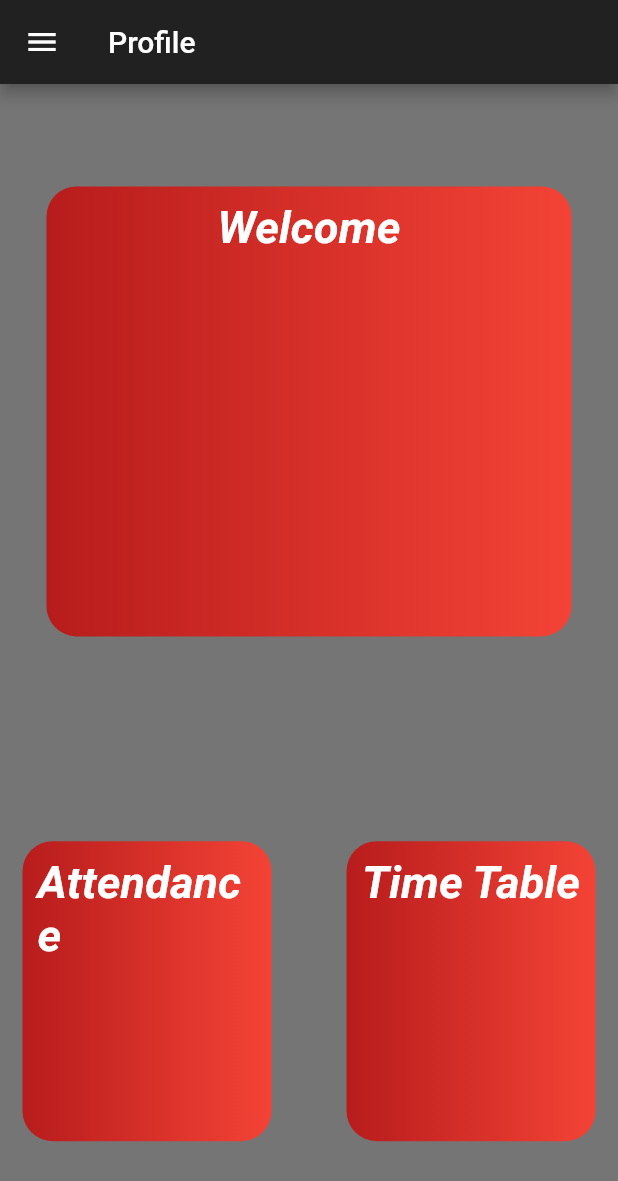
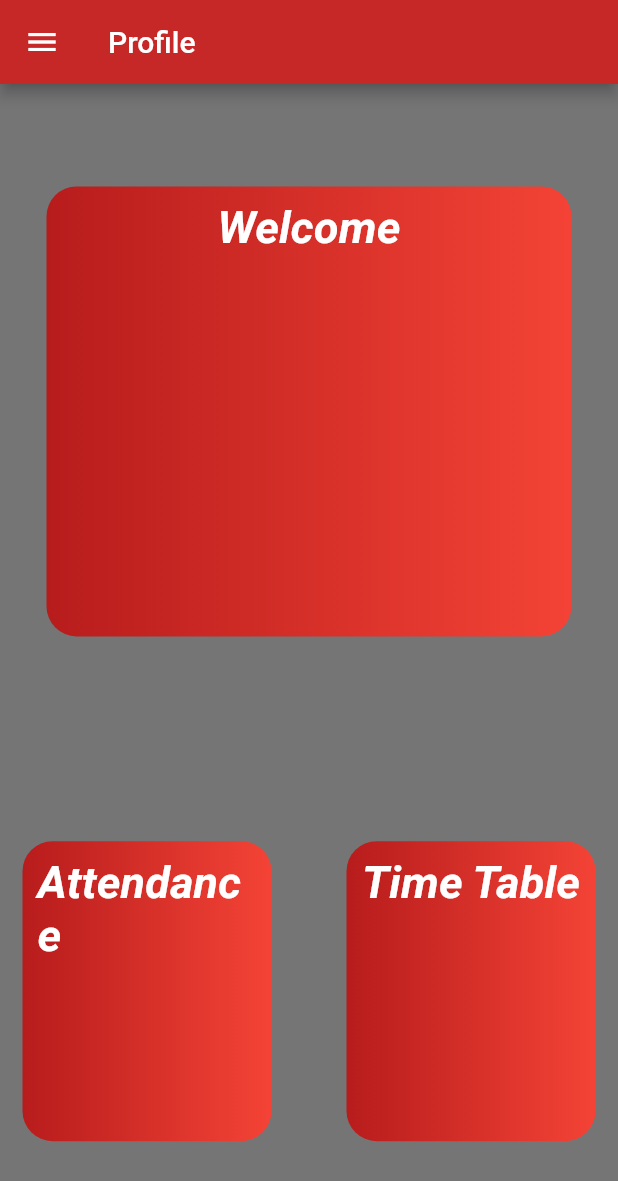
Before and after one commit to mayanktolani19/vitask-flutter, a Flutter app: the MenuDashboardPage screen opened directly with empty values, on a phone screen of 412 x 824 dp. Shown: the top 1181 px of the screen. Run offline on Flutter 3.47's test engine with Material 2 defaults, Android fonts, the phone set to English and light mode, and no system bars; our stand-ins replace animated_text_kit.

Commit message:
Added Drawer in Dashboard and BG Image

```diff
--- a/lib/main.dart
+++ b/lib/main.dart
@@ -1,8 +1,5 @@
 import 'package:flutter/material.dart';
-import 'package:vitask/screens/dashboard.dart';
 import 'screens/welcome_screen.dart';
-import 'screens/CustomPainterDemo.dart';
-import 'screens/custom_dropdown.dart';
 
 void main() => runApp(Vitask());
 
@@ -14,11 +11,11 @@ class Vitask extends StatelessWidget {
       title: 'VITask',
       theme: ThemeData.dark(),
       home: WelcomeScreen(),
-      routes: {
-        'welcome_screen': (context) => WelcomeScreen(),
-        'CustomPainterDemo': (context) => CustomPaintDemo(),
-        'custom_dropdown': (context) => CustomDropdown(),
-      },
+//      routes: {
+//        'welcome_screen': (context) => WelcomeScreen(),
+//        'CustomPainterDemo': (context) => CustomPaintDemo(),
+//        'custom_dropdown': (context) => CustomDropdown(),
+//      },
     );
   }
 }
--- a/lib/screens/dashboard.dart
+++ b/lib/screens/dashboard.dart
@@ -15,7 +15,10 @@ class _MenuDashboardPageState extends State<MenuDashboardPage>
   Widget build(BuildContext context) {
     return Scaffold(
       backgroundColor: Colors.black54,
-      appBar: AppBar(title: Text('Profile')),
+      appBar: AppBar(
+        title: Text('Profile'),
+        backgroundColor: Colors.red[800],
+      ),
       body: Column(
         crossAxisAlignment: CrossAxisAlignment.center,
         mainAxisAlignment: MainAxisAlignment.spaceEvenly,
@@ -133,13 +136,40 @@ class _MenuDashboardPageState extends State<MenuDashboardPage>
           padding: EdgeInsets.zero,
           children: <Widget>[
             DrawerHeader(
-              child: Text('Drawer Header'),
+              child: Column(
+                children: <Widget>[
+                  Text(
+                    'VITask',
+                    style: TextStyle(
+                      color: Colors.white,
+                      fontSize: 30,
+                      fontWeight: FontWeight.bold,
+                      fontStyle: FontStyle.italic,
+                    ),
+                  ),
+                  Container(
+                    child: Image.asset(
+                      'images/blue.png',
+                      width: 150,
+                      height: 100,
+                    ),
+                  ),
+                ],
+              ),
               decoration: BoxDecoration(
-                color: Colors.blue,
+                color: Colors.red[800],
               ),
             ),
             ListTile(
-              title: Text('Item 1'),
+              title: Text(
+                'Attendance',
+                style: TextStyle(
+                  color: Colors.white,
+                  fontSize: 20,
+                  fontWeight: FontWeight.bold,
+                  fontStyle: FontStyle.italic,
+                ),
+              ),
               onTap: () {
                 // Update the state of the app
                 // ...
@@ -148,7 +178,66 @@ class _MenuDashboardPageState extends State<MenuDashboardPage>
               },
             ),
             ListTile(
-              title: Text('Item 2'),
+              title: Text(
+                'Time Table',
+                style: TextStyle(
+                  color: Colors.white,
+                  fontSize: 20,
+                  fontWeight: FontWeight.bold,
+                  fontStyle: FontStyle.italic,
+                ),
+              ),
+              onTap: () {
+                // Update the state of the app
+                // ...
+                // Then close the drawer
+                Navigator.pop(context);
+              },
+            ),
+            ListTile(
+              title: Text(
+                'Marks',
+                style: TextStyle(
+                  color: Colors.white,
+                  fontSize: 20,
+                  fontWeight: FontWeight.bold,
+                  fontStyle: FontStyle.italic,
+                ),
+              ),
+              onTap: () {
+                // Update the state of the app
+                // ...
+                // Then close the drawer
+                Navigator.pop(context);
+              },
+            ),
+            ListTile(
+              title: Text(
+                'Academic History',
+                style: TextStyle(
+                  color: Colors.white,
+                  fontSize: 20,
+                  fontWeight: FontWeight.bold,
+                  fontStyle: FontStyle.italic,
+                ),
+              ),
+              onTap: () {
+                // Update the state of the app
+                // ...
+                // Then close the drawer
+                Navigator.pop(context);
+              },
+            ),
+            ListTile(
+              title: Text(
+                'Moodle',
+                style: TextStyle(
+                  color: Colors.white,
+                  fontSize: 20,
+                  fontWeight: FontWeight.bold,
+                  fontStyle: FontStyle.italic,
+                ),
+              ),
               onTap: () {
                 // Update the state of the app
                 // ...
--- a/lib/screens/welcome_screen.dart
+++ b/lib/screens/welcome_screen.dart
@@ -17,9 +17,12 @@ class _WelcomeScreenState extends State<WelcomeScreen> {
   @override
   Widget build(BuildContext context) {
     return Scaffold(
-      backgroundColor: Colors.black,
-      body: Padding(
-        padding: EdgeInsets.symmetric(horizontal: 20),
+      body: Container(
+        decoration: BoxDecoration(
+          image: DecorationImage(
+              image: ExactAssetImage("images/side.jpg"), fit: BoxFit.cover),
+        ),
+        padding: EdgeInsets.all(20),
         child: Center(
           child: Column(
             crossAxisAlignment: CrossAxisAlignment.stretch,
@@ -74,9 +77,10 @@ class _WelcomeScreenState extends State<WelcomeScreen> {
                       url =
                           'https://vitask.me/authenticate?username=$regNo&password=$password';
                       ProfileAPI profile_api = ProfileAPI(url);
-                      var profileData = await profile_api.getProfileData();
-                      print(profileData['Name']);
-                      print(profileData['Branch']);
+                      var profileData = "Mayank";
+                      //profile_api.getProfileData();
+//                      print(profileData['Name']);
+//                      print(profileData['Branch']);
                       Navigator.push(
                         context,
                         MaterialPageRoute(
```
Also changed, not shown: images/side.jpg (added), 1 other file.
